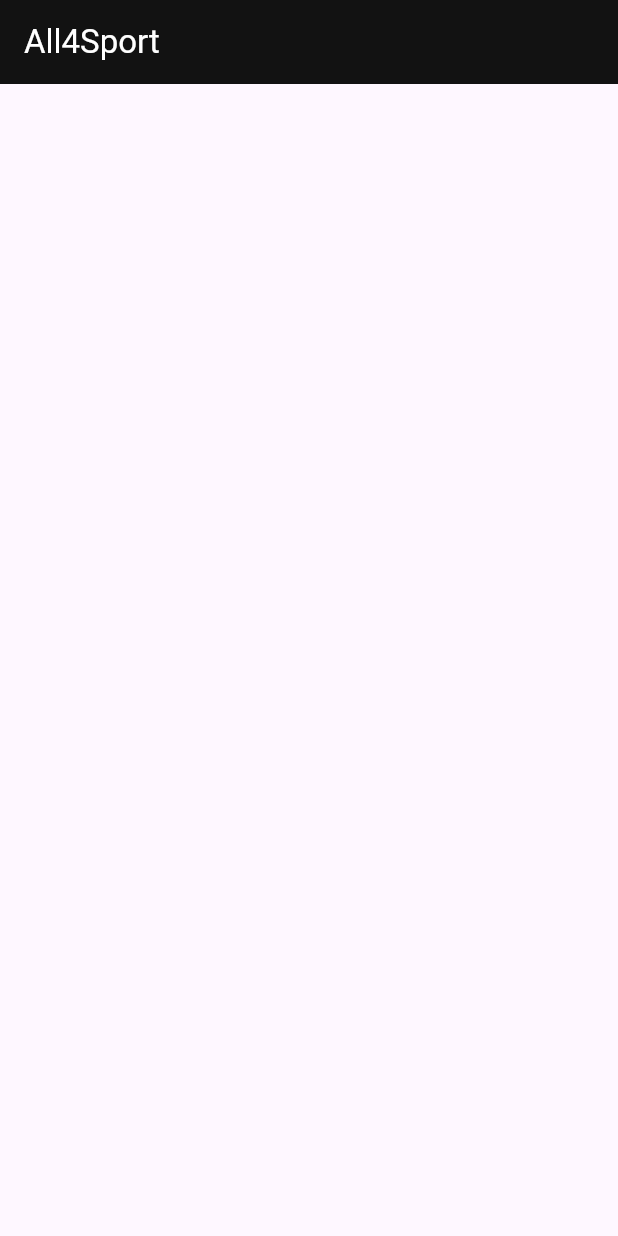
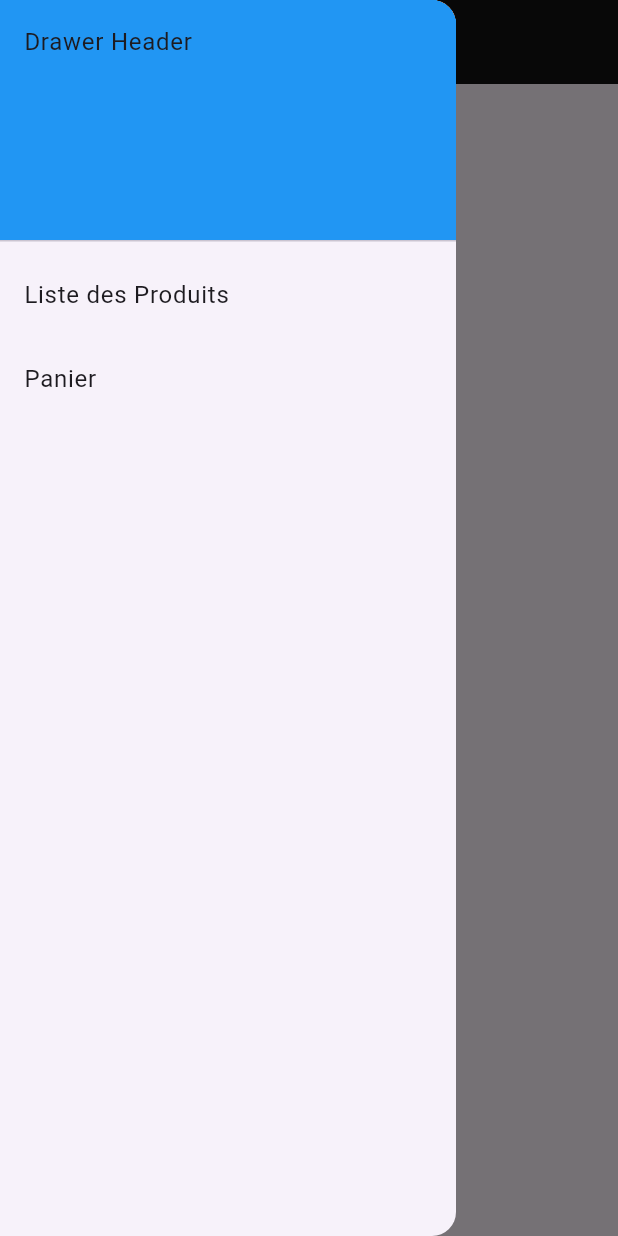
Before and after one commit to nathanaelTR/Projet--ALL4SPORT-, a Flutter app: the screen it shows after launch, with the side drawer open (before the commit the screen has no drawer), on a phone screen of 412 x 824 dp. Run offline on Flutter 3.47's test engine with Material 3 defaults, Android fonts, the phone set to English and light mode, and no system bars.

Commit message:
V1.0.3 - Modification Drawer / Screen Add Liste des Produit

```diff
--- a/all4sport/lib/screens/Accueil.dart
+++ b/all4sport/lib/screens/Accueil.dart
@@ -13,6 +13,31 @@ class Accueil extends StatelessWidget {
         ),
         backgroundColor: const Color.fromARGB(255, 18, 18, 18),
       ),
+      drawer: Drawer(
+        child: ListView(
+          padding: EdgeInsets.zero,
+          children: <Widget>[
+            const DrawerHeader(
+              decoration: BoxDecoration(
+                color: Colors.blue,
+              ),
+              child: Text('Drawer Header'),
+            ),
+            ListTile(
+              title: const Text('Liste des Produits'),
+              onTap: () {
+                Navigator.pop(context);
+              },
+            ),
+            ListTile(
+              title: const Text('Panier'),
+              onTap: () {
+                Navigator.pop(context);
+              },
+            ),
+          ],
+        ),
+      ),
       body: const Stack(children: []),
     );
   }
--- a/all4sport/lib/screens/connexion.dart
+++ b/all4sport/lib/screens/connexion.dart
@@ -1,6 +1,8 @@
 import 'package:flutter/material.dart';
 
 class ConnectScreen extends StatelessWidget {
+  const ConnectScreen({super.key});
+
   @override
   Widget build(BuildContext context) {
     return Scaffold(
```
Also changed, not shown: all4sport/lib/screens/liste_des_produit.dart (added, +23 -0 lines).
